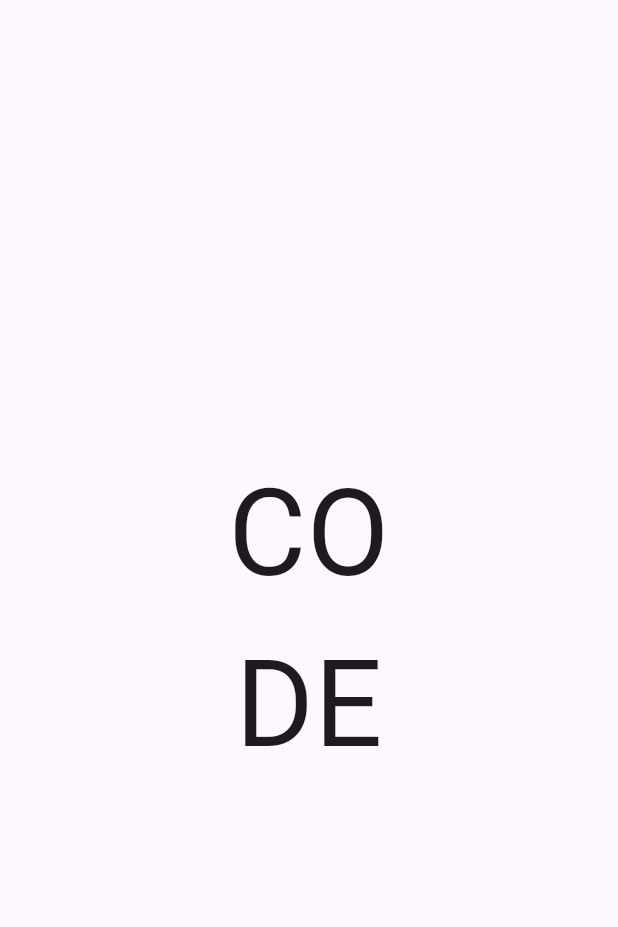
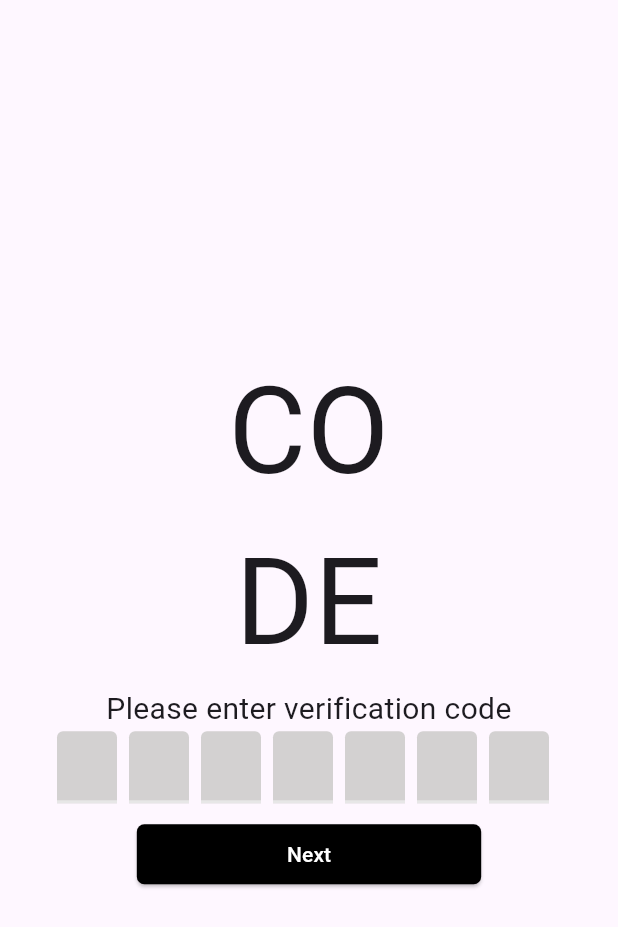
Before and after one commit to JashobeamKayiwa/TaskIT, a Flutter app: the screen it shows after launch, on a phone screen of 412 x 824 dp. Shown: the top 927 px of the screen. Run offline on Flutter 3.47's test engine with Material 3 defaults, Android fonts, the phone set to English and light mode, and no system bars; drawn by our look-alikes of flutter_otp_text_field; our stand-ins replace firebase_core; accounts and stored records are empty.

Commit message:
otp input UI

```diff
--- a/task_it/lib/main.dart
+++ b/task_it/lib/main.dart
@@ -2,6 +2,7 @@ import 'package:flutter/material.dart';
 import 'package:flutter/services.dart';
 import 'package:task_it/firebase_options.dart';
 import 'package:firebase_core/firebase_core.dart';
+import 'package:task_it/screens/addtask.dart';
 import 'package:task_it/screens/forgot.dart';
 import 'package:task_it/screens/login.dart';
 
--- a/task_it/lib/screens/forgot.dart
+++ b/task_it/lib/screens/forgot.dart
@@ -1,4 +1,6 @@
 import 'package:flutter/material.dart';
+import 'package:flutter_otp_text_field/flutter_otp_text_field.dart';
+import 'package:task_it/constants/colors.dart';
 
 class ForgotPage extends StatelessWidget {
   const ForgotPage({super.key});
@@ -7,7 +9,6 @@ class ForgotPage extends StatelessWidget {
   Widget build(BuildContext context) {
     return Scaffold(
       body: Container(
-        width: double.infinity,
         height: double.infinity,
         padding: EdgeInsets.all(20.0),
         child: Column(
@@ -21,6 +22,31 @@ class ForgotPage extends StatelessWidget {
                     textAlign: TextAlign.center,
                     style: TextStyle(fontSize: 80.0),
                   ),
+                  Text(
+                    "Please enter verification code",
+                    textAlign: TextAlign.center,
+                    style: TextStyle(fontSize: 20.0),
+                  ),
+                  OtpTextField(
+                    numberOfFields: 7,
+                    fillColor: const Color.fromARGB(255, 211, 209, 209),
+                    filled: true,
+                    onSubmit: (code) {
+                      print("Code is $code");
+                    },
+                  ),
+                  SizedBox(height: 10.0),
+                  SizedBox(
+                    child: ElevatedButton(
+                      onPressed: () {},
+                      child: Text("Next", style: TextStyle(color: kWhite)),
+                      style: ElevatedButton.styleFrom(
+                          backgroundColor: kBlack,
+                          padding: EdgeInsets.only(left: 100.0, right: 100.0),
+                          shape: RoundedRectangleBorder(
+                              borderRadius: BorderRadius.circular(5.0))),
+                    ),
+                  ),
                 ],
               ),
             ),
```
